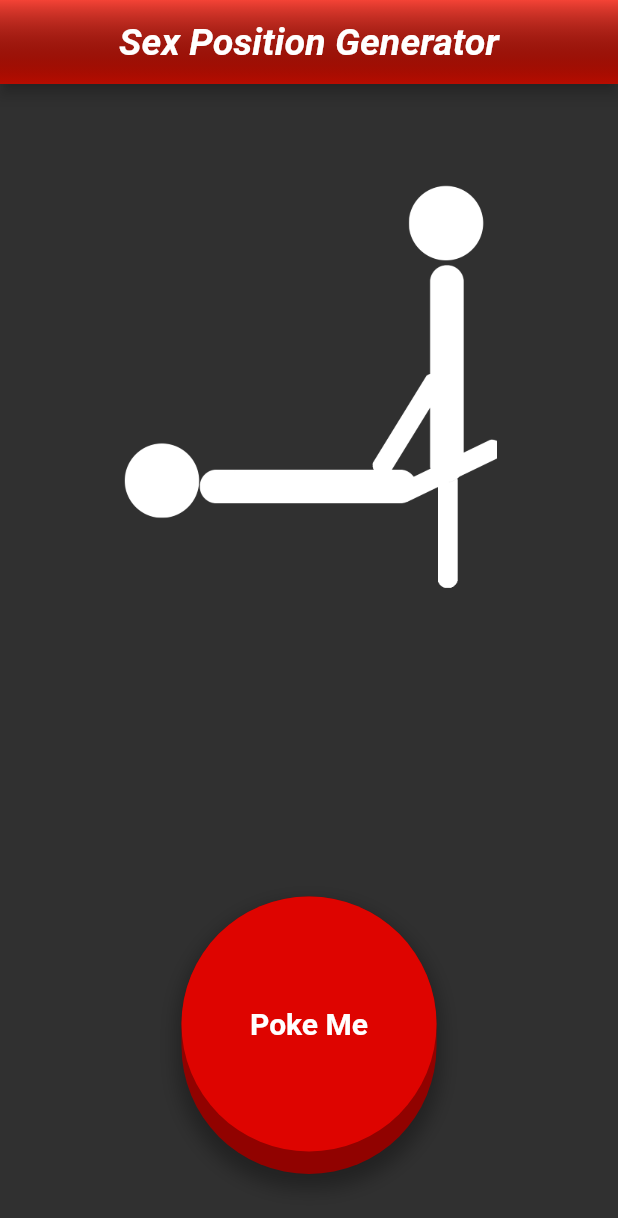
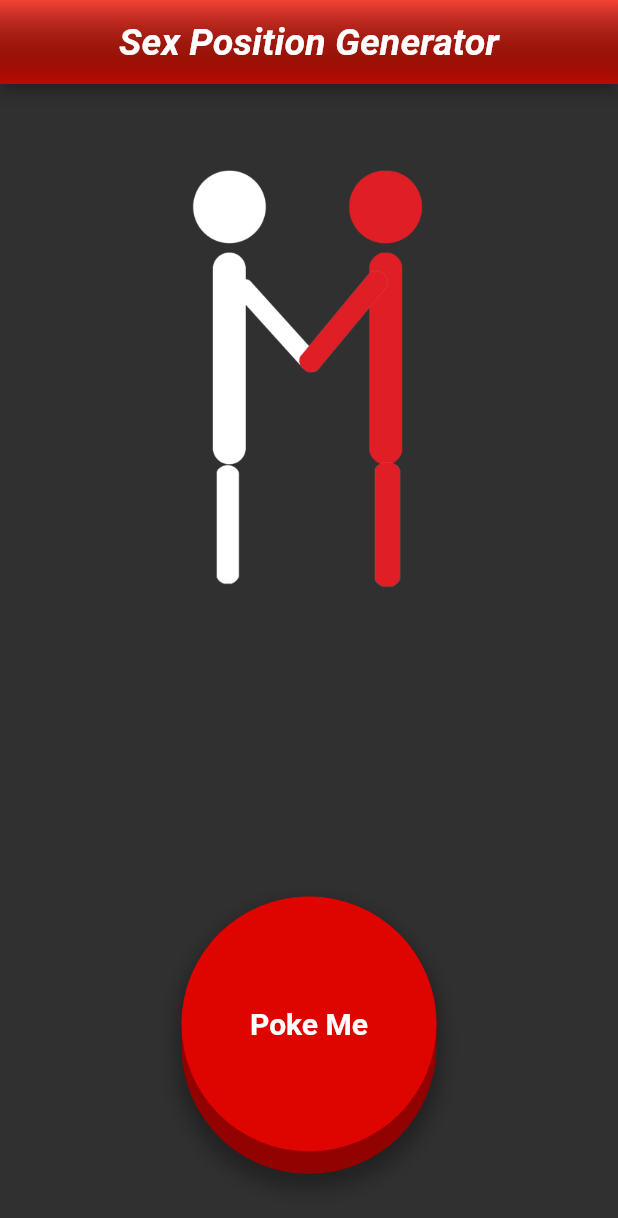
Before and after one commit to XXLZopes/buttin, a Flutter app: the screen it shows after launch, on a phone screen of 412 x 824 dp. Shown: the top 1218 px of the screen. Run offline on Flutter 3.47's test engine with Material 2 defaults, Android fonts, the phone set to English and light mode, and no system bars; our stand-ins replace google_mobile_ads; network calls fail; Roboto replaces fonts that are missing (Georgia).

Commit message:
adding more positions

```diff
--- a/lib/main.dart
+++ b/lib/main.dart
@@ -75,7 +75,7 @@ class _MyAppState extends State<MyApp> {
 
   var buttonTextArrayIndex = 0;
   var _buttonText = 'Poke Me';
-  String _sexImage = 'assets/missionary.webp';
+  String _sexImage = 'assets/main.webp';
   void changeButtonText() {
     setState(() {
       buttonTextArrayIndex < buttonTextArray.length - 1
```
Also changed, not shown: assets/anal.webp (added), assets/blowy.webp, assets/blowyfromtheback.webp (added), assets/cowgirl.webp, assets/cuddling.webp (added), assets/doggy.webp, assets/kangaroo.webp (added), assets/main.webp (added), assets/mermaid.webp (added), assets/missionary.webp (deleted), assets/pegging.webp (added), assets/planking.webp (added), assets/reversecowgirl.webp (added).
